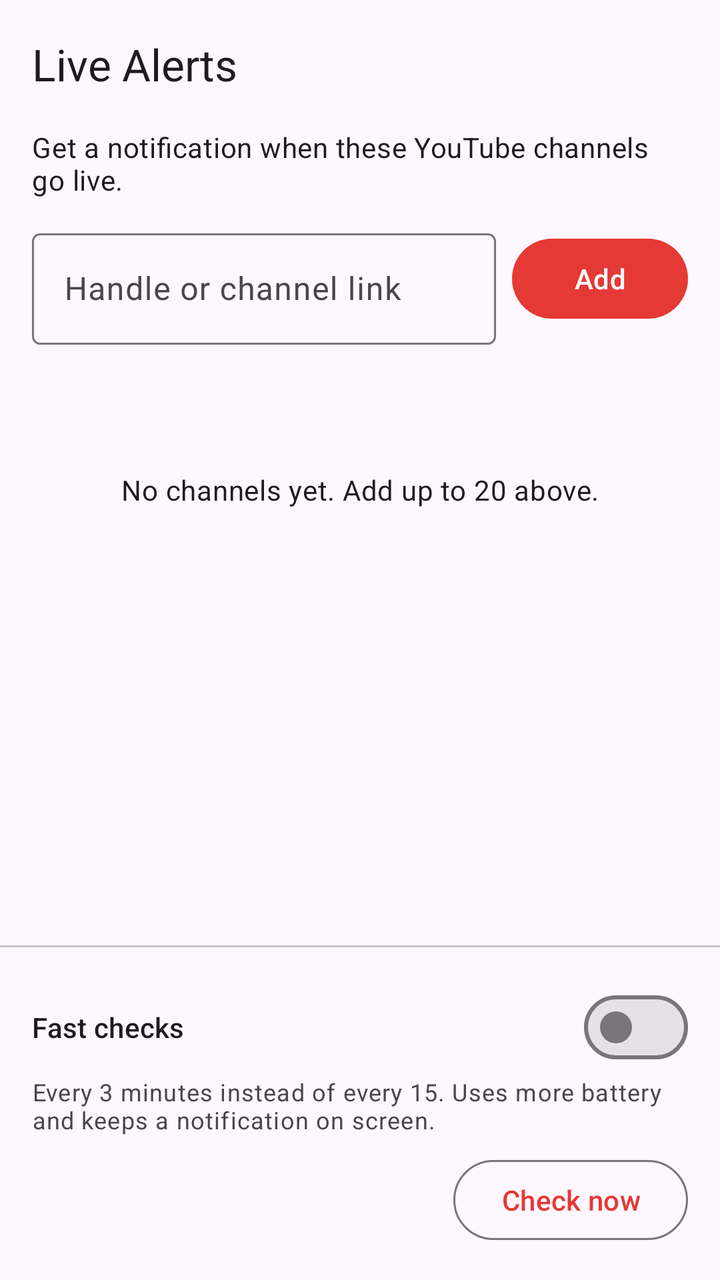
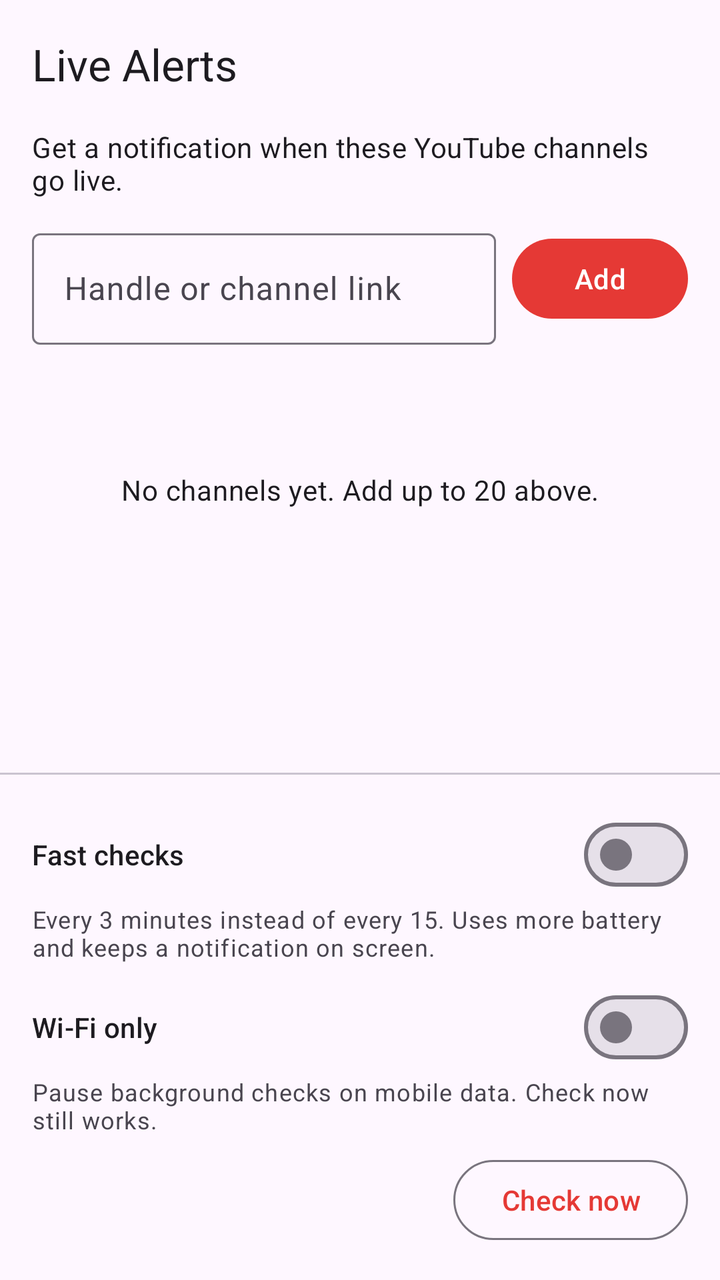

The first picture is an Android layout as it rendered before a commit; the second is the same layout after the commit. The layout source and the unified diff follow.
<!-- AndroidManifest.xml: application theme Theme.LiveAlerts -->
<!-- res/layout/activity_main.xml -->
<?xml version="1.0" encoding="utf-8"?>
<LinearLayout xmlns:android="http://schemas.android.com/apk/res/android"
    xmlns:app="http://schemas.android.com/apk/res-auto"
    android:layout_width="match_parent"
    android:layout_height="match_parent"
    android:fitsSystemWindows="true"
    android:orientation="vertical">

    <com.google.android.material.appbar.MaterialToolbar
        android:layout_width="match_parent"
        android:layout_height="?attr/actionBarSize"
        app:title="@string/app_name" />

    <TextView
        android:layout_width="match_parent"
        android:layout_height="wrap_content"
        android:paddingHorizontal="16dp"
        android:text="@string/intro"
        android:textAppearance="?attr/textAppearanceBodyMedium" />

    <LinearLayout
        android:layout_width="match_parent"
        android:layout_height="wrap_content"
        android:gravity="center_vertical"
        android:orientation="horizontal"
        android:paddingHorizontal="16dp"
        android:paddingTop="12dp">

        <com.google.android.material.textfield.TextInputLayout
            android:id="@+id/inputLayout"
            style="@style/Widget.Material3.TextInputLayout.OutlinedBox"
            android:layout_width="0dp"
            android:layout_height="wrap_content"
            android:layout_weight="1"
            android:hint="@string/input_hint"
            app:placeholderText="@string/input_placeholder">

            <com.google.android.material.textfield.TextInputEditText
                android:id="@+id/input"
                android:layout_width="match_parent"
                android:layout_height="wrap_content"
                android:imeOptions="actionDone"
                android:inputType="textUri"
                android:maxLines="1" />
        </com.google.android.material.textfield.TextInputLayout>

        <FrameLayout
            android:layout_width="wrap_content"
            android:layout_height="wrap_content"
            android:layout_gravity="top"
            android:layout_marginStart="8dp"
            android:layout_marginTop="4dp">

            <com.google.android.material.button.MaterialButton
                android:id="@+id/add"
                android:layout_width="wrap_content"
                android:layout_height="wrap_content"
                android:text="@string/add" />

            <com.google.android.material.progressindicator.CircularProgressIndicator
                android:id="@+id/progress"
                android:layout_width="wrap_content"
                android:layout_height="wrap_content"
                android:layout_gravity="center"
                android:indeterminate="true"
                android:visibility="gone"
                app:indicatorSize="24dp" />
        </FrameLayout>
    </LinearLayout>

    <TextView
        android:id="@+id/count"
        android:layout_width="match_parent"
        android:layout_height="wrap_content"
        android:paddingHorizontal="16dp"
        android:paddingTop="16dp"
        android:paddingBottom="4dp"
        android:textAppearance="?attr/textAppearanceLabelLarge" />

    <FrameLayout
        android:layout_width="match_parent"
        android:layout_height="0dp"
        android:layout_weight="1">

        <androidx.recyclerview.widget.RecyclerView
            android:id="@+id/list"
            android:layout_width="match_parent"
            android:layout_height="match_parent" />

        <TextView
            android:id="@+id/empty"
            android:layout_width="match_parent"
            android:layout_height="wrap_content"
            android:padding="24dp"
            android:gravity="center"
            android:text="@string/empty"
            android:textAppearance="?attr/textAppearanceBodyMedium" />
    </FrameLayout>

    <com.google.android.material.divider.MaterialDivider
        android:layout_width="match_parent"
        android:layout_height="wrap_content" />

    <LinearLayout
        android:layout_width="match_parent"
        android:layout_height="wrap_content"
        android:orientation="vertical"
        android:padding="16dp">

        <com.google.android.material.materialswitch.MaterialSwitch
            android:id="@+id/fastSwitch"
            android:layout_width="match_parent"
            android:layout_height="wrap_content"
            android:text="@string/fast_title"
            android:textAppearance="?attr/textAppearanceTitleSmall" />

        <TextView
            android:layout_width="match_parent"
            android:layout_height="wrap_content"
            android:text="@string/fast_summary"
            android:textAppearance="?attr/textAppearanceBodySmall" />

        <com.google.android.material.button.MaterialButton
            android:id="@+id/battery"
            style="@style/Widget.Material3.Button.TonalButton"
            android:layout_width="match_parent"
            android:layout_height="wrap_content"
            android:layout_marginTop="12dp"
            android:text="@string/battery"
            android:visibility="gone" />

        <LinearLayout
            android:layout_width="match_parent"
            android:layout_height="wrap_content"
            android:layout_marginTop="8dp"
            android:gravity="center_vertical"
            android:orientation="horizontal">

            <TextView
                android:id="@+id/lastChecked"
                android:layout_width="0dp"
                android:layout_height="wrap_content"
                android:layout_weight="1"
                android:textAppearance="?attr/textAppearanceBodySmall" />

            <com.google.android.material.button.MaterialButton
                android:id="@+id/checkNow"
                style="@style/Widget.Material3.Button.OutlinedButton"
                android:layout_width="wrap_content"
                android:layout_height="wrap_content"
                android:text="@string/check_now" />
        </LinearLayout>
    </LinearLayout>
</LinearLayout>
<!-- resources referenced by this layout -->
<resources>
  <string name="add">Add</string>
  <string name="app_name">Live Alerts</string>
  <string name="battery">Allow running in background</string>
  <string name="check_now">Check now</string>
  <string name="empty">No channels yet. Add up to 20 above.</string>
  <string name="fast_summary">Every 3 minutes instead of every 15. Uses more battery and keeps a notification on screen.</string>
  <string name="fast_title">Fast checks</string>
  <string name="input_hint">Handle or channel link</string>
  <string name="input_placeholder">\@MrBeast</string>
  <string name="intro">Get a notification when these YouTube channels go live.</string>
  <style name="Theme.LiveAlerts" parent="Theme.Material3.DayNight.NoActionBar">
          <item name="colorPrimary">@color/brand</item>
          <item name="colorSecondary">@color/brand</item>
      </style>
  <color name="brand">#E53935</color>
</resources>

<!-- the commit's change to res/layout/activity_main.xml (unified diff, before → after) -->
@@ -120,6 +120,20 @@
             android:text="@string/fast_summary"
             android:textAppearance="?attr/textAppearanceBodySmall" />
 
+        <com.google.android.material.materialswitch.MaterialSwitch
+            android:id="@+id/wifiSwitch"
+            android:layout_width="match_parent"
+            android:layout_height="wrap_content"
+            android:layout_marginTop="8dp"
+            android:text="@string/wifi_title"
+            android:textAppearance="?attr/textAppearanceTitleSmall" />
+
+        <TextView
+            android:layout_width="match_parent"
+            android:layout_height="wrap_content"
+            android:text="@string/wifi_summary"
+            android:textAppearance="?attr/textAppearanceBodySmall" />
+
         <com.google.android.material.button.MaterialButton
             android:id="@+id/battery"
             style="@style/Widget.Material3.Button.TonalButton"
<!-- resource entries referenced after the edit -->
@@ -10,6 +10,8 @@
   <string name="input_hint">Handle or channel link</string>
   <string name="input_placeholder">\@MrBeast</string>
   <string name="intro">Get a notification when these YouTube channels go live.</string>
+  <string name="wifi_summary">Pause background checks on mobile data. Check now still works.</string>
+  <string name="wifi_title">Wi-Fi only</string>
   <style name="Theme.LiveAlerts" parent="Theme.Material3.DayNight.NoActionBar">
           <item name="colorPrimary">@color/brand</item>
           <item name="colorSecondary">@color/brand</item>
